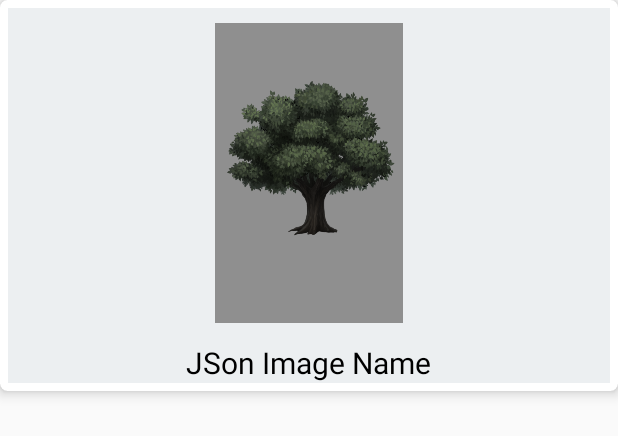
After one commit to Fraktalis/caterpillapp-android, an Android app: the layout recyclerview_items.xml on its own in the app's theme, with its tools: preview values and no code run, on a phone screen of 412 x 824 dp. The commit adds this screen. Shown: the top 436 px of the screen. Run offline under Robolectric (Android 15) with nearby library versions, the light colour scheme and no system bars.

```diff
--- a/leafguard-core/app/src/main/res/layout/activity_camera_intent.xml
+++ b/leafguard-core/app/src/main/res/layout/activity_camera_intent.xml
@@ -21,8 +21,12 @@
     <!--<android.support.v7.widget.RecyclerView-->
     <!--android:layout_width="wrap_content"-->
     <!--android:layout_height="wrap_content"-->
-    <!--android:id="@+id/galleryRecyclerView"-->
+    <!--android:id="@+id/recyclerView"-->
     <!--android:layout_above="@id/photoButton"-->
     <!--/>-->
 
+    <ImageView
+        android:id="@+id/imageView"
+        android:layout_width="match_parent"
+        android:layout_height="match_parent" />
 </RelativeLayout>
--- /dev/null
+++ b/leafguard-core/app/src/main/res/layout/recyclerview_items.xml
@@ -0,0 +1,38 @@
+<?xml version="1.0" encoding="utf-8"?>
+<android.support.v7.widget.CardView xmlns:android="http://schemas.android.com/apk/res/android"
+    xmlns:card_view="http://schemas.android.com/apk/res-auto"
+    android:id="@+id/cardview1"
+    android:layout_width="fill_parent"
+    android:layout_height="wrap_content"
+    card_view:cardCornerRadius="5dp"
+    card_view:cardElevation="5dp"
+    card_view:cardMaxElevation="5dp"
+    card_view:contentPadding="5dp">
+
+    <RelativeLayout
+        android:layout_width="fill_parent"
+        android:layout_height="250dp"
+        android:background="#ECEFF1">
+
+        <ImageView
+            android:id="@+id/imageView"
+            android:layout_width="fill_parent"
+            android:layout_height="200dp"
+            android:layout_marginBottom="10dp"
+            android:layout_marginTop="10dp"
+            android:src="@drawable/tree" />
+
+        <TextView
+            android:id="@+id/ImageNameTextView"
+            android:layout_width="wrap_content"
+            android:layout_height="wrap_content"
+            android:layout_alignParentBottom="true"
+            android:layout_centerHorizontal="true"
+            android:gravity="center"
+            android:text="JSon Image Name"
+            android:textColor="#000"
+            android:textSize="20dp" />
+
+    </RelativeLayout>
+
+</android.support.v7.widget.CardView>
```
Also changed, not shown: leafguard-core/app/src/main/AndroidManifest.xml (+6 -2 lines), leafguard-core/app/src/main/java/com/example/vincentale/leafguard_core/CameraIntentActivity.java (+70 -11 lines), leafguard-core/app/src/main/java/com/example/vincentale/leafguard_core/model/ImageUploadInfo.java (added, +27 -0 lines), leafguard-core/app/src/main/java/com/example/vincentale/leafguard_core/view/RecyclerViewAdapter.java (added, +67 -0 lines), leafguard-core/build.gradle (+8 -0 lines).
